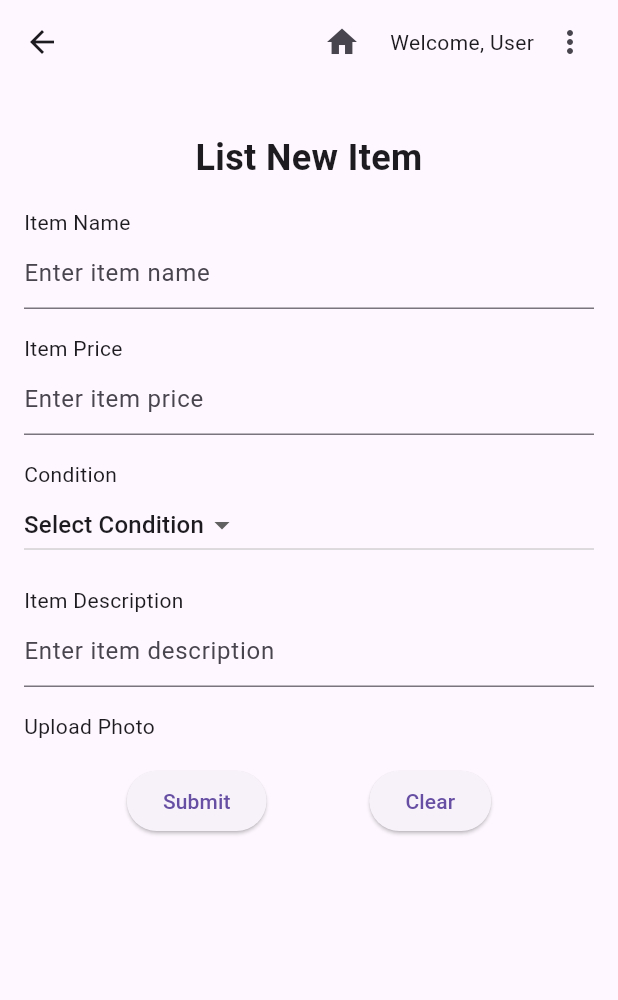
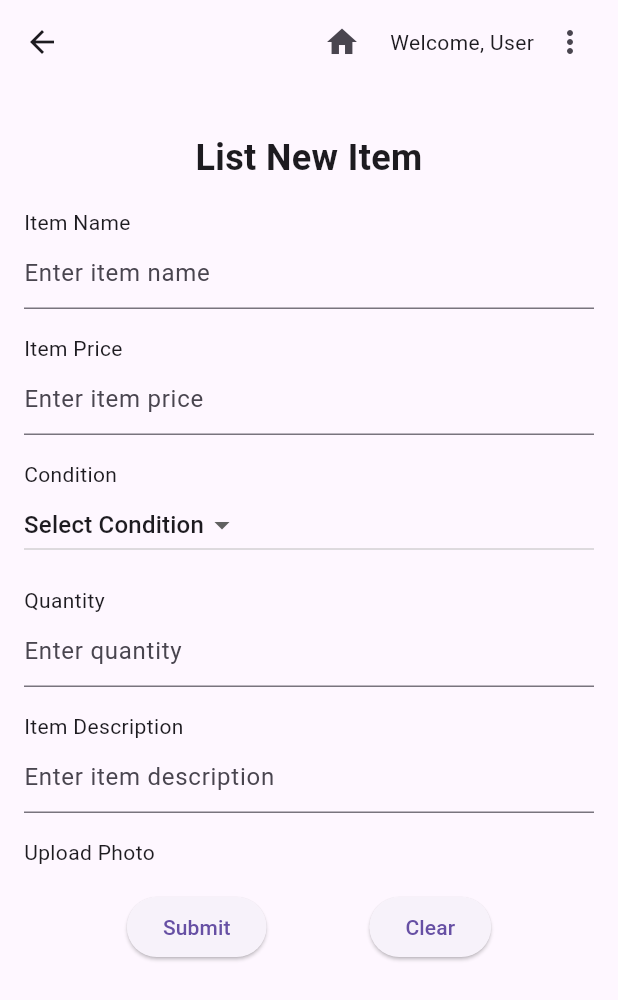
Before and after one commit to Kelldoor/Back-EndMCMP, a Flutter app: the HomeScreen screen opened directly, after a tap on "List New Item", on a phone screen of 412 x 824 dp. Shown: the top 1000 px of the screen. Run offline on Flutter 3.47's test engine with Material 3 defaults, Android fonts, the phone set to English and light mode, and no system bars; our stand-ins replace font_awesome_flutter.

Commit message:
Added quantity check for item posting and comments

```diff
--- a/MyCampusMarketplace_FrontEnd-main_current/MyCampusMarketplace_FrontEnd-main/my_campus_marketplace_front_end/lib/Models/item.dart
+++ b/MyCampusMarketplace_FrontEnd-main_current/MyCampusMarketplace_FrontEnd-main/my_campus_marketplace_front_end/lib/Models/item.dart
@@ -4,7 +4,7 @@ class Item {
   String itemDesc;
   String itemCondition;
   double itemPrice;
-  //int itemQuantity;
+  int itemQuantity;
   bool itemWanted;
   //String itemImage;
   int userId;
@@ -16,7 +16,7 @@ class Item {
     required this.itemDesc,
     required this.itemCondition,
     required this.itemPrice,
-    //required this.itemQuantity,
+    required this.itemQuantity,
     required this.itemWanted,
     //required this.itemImage,
     required this.userId,
--- a/MyCampusMarketplace_FrontEnd-main_current/MyCampusMarketplace_FrontEnd-main/my_campus_marketplace_front_end/lib/Views/listItem.dart
+++ b/MyCampusMarketplace_FrontEnd-main_current/MyCampusMarketplace_FrontEnd-main/my_campus_marketplace_front_end/lib/Views/listItem.dart
@@ -3,7 +3,9 @@ import 'package:mycampusmarketplace/Repositories/itemClient.dart';
 import '../main.dart' as m;
 import 'myListings.dart';
 
-// test commit
+// To Do
+// Handle UserID dynamically instead of using a hard-coded value
+// Clean up code as needed
 
 class ListItemPage extends StatefulWidget {
   final String userName;
@@ -22,6 +24,8 @@ class _ListItemPageState extends State<ListItemPage> {
   final TextEditingController _itemPriceController = TextEditingController();
   final TextEditingController _itemDescriptionController =
       TextEditingController();
+  final TextEditingController _quantityController = TextEditingController();
+
   final ItemClient itemClient = ItemClient();
 
   @override
@@ -145,6 +149,15 @@ class _ListItemPageState extends State<ListItemPage> {
               ],
             ),
             SizedBox(height: 16.0),
+            Text('Quantity'), // New field: Quantity
+            TextFormField(
+              controller: _quantityController,
+              keyboardType: TextInputType.number,
+              decoration: InputDecoration(
+                hintText: 'Enter quantity',
+              ),
+            ),
+            SizedBox(height: 16.0),
             Text('Item Description'),
             TextField(
               controller: _itemDescriptionController,
@@ -202,9 +215,10 @@ class _ListItemPageState extends State<ListItemPage> {
     String itemName = _itemNameController.text;
     String itemPrice = _itemPriceController.text;
     String itemDescription = _itemDescriptionController.text;
-    String userId = "1";
+    String itemQuantity = _quantityController.text;
+    String userId = "1"; // this value is hard coded, not dynamic yet
     String selectedCondition;
-
+    // condition check for item insertion
     switch (_selectedConditionIndex) {
       case 1:
         selectedCondition = 'New';
@@ -221,7 +235,8 @@ class _ListItemPageState extends State<ListItemPage> {
       default:
         selectedCondition = '';
     }
-
+    // create session state via user client
+    // and post data from list item page
     String sessionState = m.client.sessionState;
     itemClient
         .postItem(
@@ -229,6 +244,7 @@ class _ListItemPageState extends State<ListItemPage> {
       itemDescription,
       itemPrice,
       selectedCondition,
+      itemQuantity,
       userId,
       sessionState,
     )
```
Also changed, not shown: MyCampusMarketplace_FrontEnd-main_current/MyCampusMarketplace_FrontEnd-main/my_campus_marketplace_front_end/lib/Repositories/itemClient.dart (+11 -9 lines), MyCampusMarketplace_FrontEnd-main_current/MyCampusMarketplace_FrontEnd-main/my_campus_marketplace_front_end/lib/Views/loginview.dart (+7 -7 lines).
